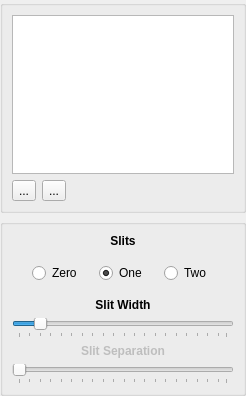
metasim/ews, file src/EWS/app/widget/BarrierEditor.ui: the form before one commit.
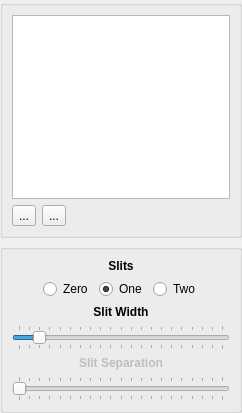
The form after the commit. Icons and pictures are not drawn.

Diff of the .ui file:
```diff
--- a/src/EWS/app/widget/BarrierEditor.ui
+++ b/src/EWS/app/widget/BarrierEditor.ui
@@ -7,14 +7,20 @@
    <rect>
     <x>0</x>
     <y>0</y>
-    <width>246</width>
-    <height>396</height>
+    <width>242</width>
+    <height>413</height>
    </rect>
   </property>
+  <property name="sizePolicy">
+   <sizepolicy hsizetype="Preferred" vsizetype="Preferred">
+    <horstretch>0</horstretch>
+    <verstretch>100</verstretch>
+   </sizepolicy>
+  </property>
   <property name="minimumSize">
    <size>
-    <width>246</width>
-    <height>396</height>
+    <width>242</width>
+    <height>413</height>
    </size>
   </property>
   <property name="windowTitle">
@@ -26,13 +32,25 @@
    </property>
    <item>
     <widget class="QGroupBox" name="groupBox">
+     <property name="sizePolicy">
+      <sizepolicy hsizetype="Preferred" vsizetype="Preferred">
+       <horstretch>0</horstretch>
+       <verstretch>100</verstretch>
+      </sizepolicy>
+     </property>
+     <property name="alignment">
+      <set>Qt::AlignCenter</set>
+     </property>
+     <property name="flat">
+      <bool>false</bool>
+     </property>
      <layout class="QVBoxLayout" name="verticalLayout_6">
       <item>
        <widget class="QTableView" name="barrierTable">
         <property name="sizePolicy">
-         <sizepolicy hsizetype="Expanding" vsizetype="Preferred">
+         <sizepolicy hsizetype="Preferred" vsizetype="Preferred">
           <horstretch>0</horstretch>
-          <verstretch>0</verstretch>
+          <verstretch>1</verstretch>
          </sizepolicy>
         </property>
         <property name="baseSize">
@@ -63,7 +81,7 @@
          <bool>false</bool>
         </attribute>
         <attribute name="horizontalHeaderDefaultSectionSize">
-         <number>75</number>
+         <number>30</number>
         </attribute>
         <attribute name="horizontalHeaderHighlightSections">
          <bool>false</bool>
@@ -99,7 +117,7 @@
          <bool>false</bool>
         </attribute>
         <attribute name="horizontalHeaderDefaultSectionSize">
-         <number>75</number>
+         <number>30</number>
         </attribute>
        </widget>
       </item>
@@ -141,7 +159,7 @@
            </property>
            <property name="sizeHint" stdset="0">
             <size>
-             <width>40</width>
+             <width>0</width>
              <height>20</height>
             </size>
            </property>
@@ -155,6 +173,15 @@
    </item>
    <item>
     <widget class="QGroupBox" name="groupBox_2">
+     <property name="alignment">
+      <set>Qt::AlignCenter</set>
+     </property>
+     <property name="flat">
+      <bool>false</bool>
+     </property>
+     <property name="checkable">
+      <bool>false</bool>
+     </property>
      <layout class="QVBoxLayout" name="verticalLayout_7">
       <item>
        <widget class="QLabel" name="label_2">
@@ -181,10 +208,26 @@
          </sizepolicy>
         </property>
         <layout class="QHBoxLayout" name="horizontalLayout_3">
+         <property name="margin">
+          <number>0</number>
+         </property>
+         <item>
+          <spacer name="horizontalSpacer_3">
+           <property name="orientation">
+            <enum>Qt::Horizontal</enum>
+           </property>
+           <property name="sizeHint" stdset="0">
+            <size>
+             <width>0</width>
+             <height>20</height>
+            </size>
+           </property>
+          </spacer>
+         </item>
          <item>
           <widget class="QRadioButton" name="zeroSlits">
            <property name="sizePolicy">
-            <sizepolicy hsizetype="Fixed" vsizetype="Fixed">
+            <sizepolicy hsizetype="Preferred" vsizetype="Preferred">
              <horstretch>0</horstretch>
              <verstretch>0</verstretch>
             </sizepolicy>
@@ -197,7 +240,7 @@
          <item>
           <widget class="QRadioButton" name="oneSlit">
            <property name="sizePolicy">
-            <sizepolicy hsizetype="Fixed" vsizetype="Fixed">
+            <sizepolicy hsizetype="Preferred" vsizetype="Preferred">
              <horstretch>0</horstretch>
              <verstretch>0</verstretch>
             </sizepolicy>
@@ -213,7 +256,7 @@
          <item>
           <widget class="QRadioButton" name="twoSlits">
            <property name="sizePolicy">
-            <sizepolicy hsizetype="Fixed" vsizetype="Fixed">
+            <sizepolicy hsizetype="Preferred" vsizetype="Preferred">
              <horstretch>0</horstretch>
              <verstretch>0</verstretch>
             </sizepolicy>
@@ -223,6 +266,19 @@
            </property>
           </widget>
          </item>
+         <item>
+          <spacer name="horizontalSpacer">
+           <property name="orientation">
+            <enum>Qt::Horizontal</enum>
+           </property>
+           <property name="sizeHint" stdset="0">
+            <size>
+             <width>0</width>
+             <height>20</height>
+            </size>
+           </property>
+          </spacer>
+         </item>
         </layout>
        </widget>
       </item>
@@ -244,8 +300,14 @@
       </item>
       <item>
        <widget class="QSlider" name="slitWidth">
+        <property name="sizePolicy">
+         <sizepolicy hsizetype="Preferred" vsizetype="Minimum">
+          <horstretch>0</horstretch>
+          <verstretch>0</verstretch>
+         </sizepolicy>
+        </property>
         <property name="maximum">
-         <number>99</number>
+         <number>100</number>
         </property>
         <property name="singleStep">
          <number>1</number>
@@ -257,7 +319,7 @@
          <enum>Qt::Horizontal</enum>
         </property>
         <property name="tickPosition">
-         <enum>QSlider::TicksBelow</enum>
+         <enum>QSlider::TicksBothSides</enum>
         </property>
         <property name="tickInterval">
          <number>5</number>
@@ -288,8 +350,14 @@
         <property name="enabled">
          <bool>false</bool>
         </property>
+        <property name="sizePolicy">
+         <sizepolicy hsizetype="Preferred" vsizetype="Minimum">
+          <horstretch>0</horstretch>
+          <verstretch>0</verstretch>
+         </sizepolicy>
+        </property>
         <property name="maximum">
-         <number>99</number>
+         <number>100</number>
         </property>
         <property name="singleStep">
          <number>1</number>
@@ -304,13 +372,26 @@
          <enum>Qt::Horizontal</enum>
         </property>
         <property name="tickPosition">
-         <enum>QSlider::TicksBelow</enum>
+         <enum>QSlider::TicksBothSides</enum>
         </property>
         <property name="tickInterval">
          <number>5</number>
         </property>
        </widget>
       </item>
+      <item>
+       <spacer name="verticalSpacer">
+        <property name="orientation">
+         <enum>Qt::Vertical</enum>
+        </property>
+        <property name="sizeHint" stdset="0">
+         <size>
+          <width>20</width>
+          <height>0</height>
+         </size>
+        </property>
+       </spacer>
+      </item>
      </layout>
     </widget>
    </item>
```
Left out of the diff: 10 changed lines with no effect on the pictures.
